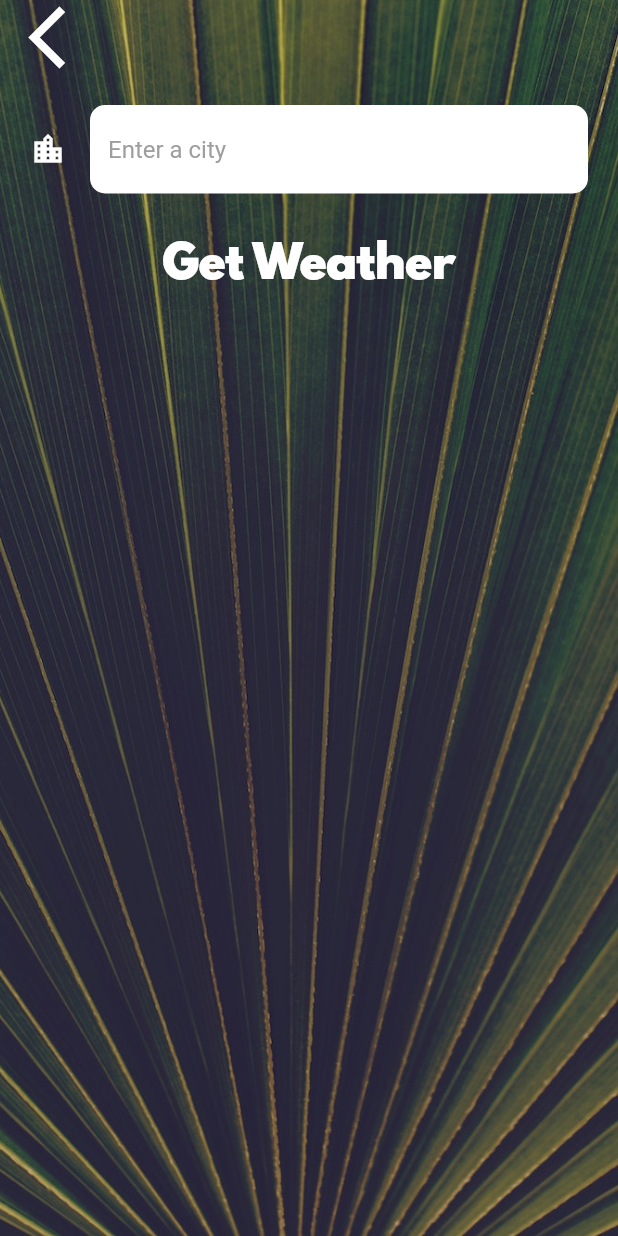
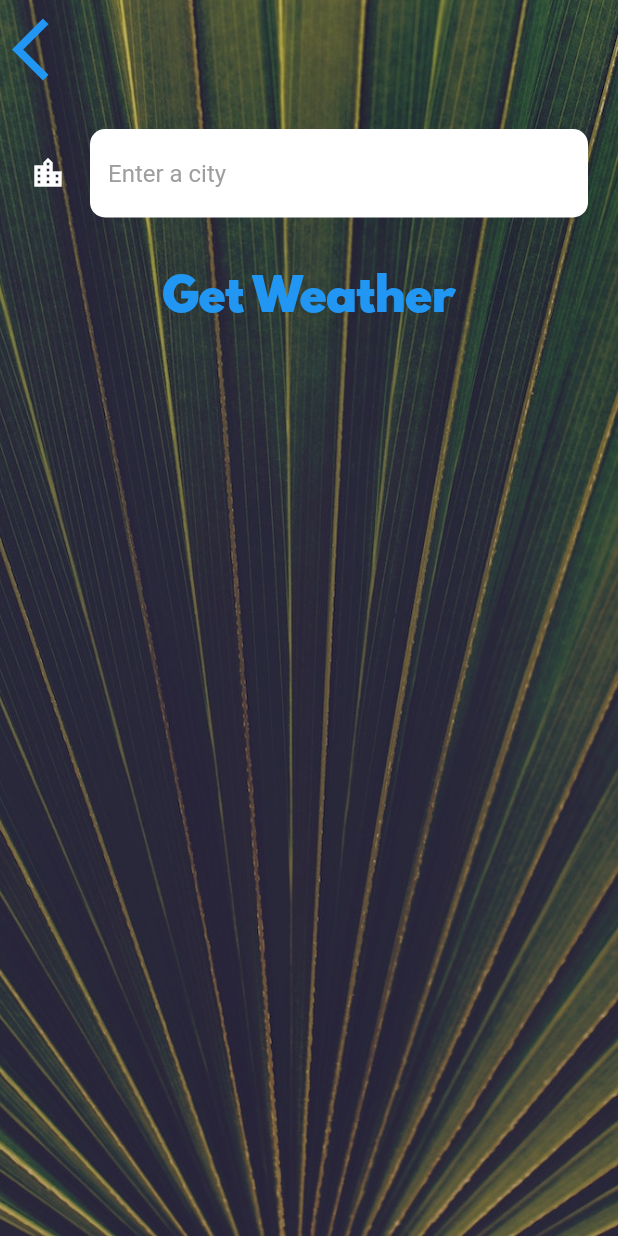
Before and after one commit to TommyGhost/Clima-Flutter, a Flutter app: the CityScreen screen opened directly, on a phone screen of 412 x 824 dp. Run offline on Flutter 3.47's test engine with Material 2 defaults, Android fonts, the phone set to English and light mode, and no system bars; our stand-ins replace flutter_spinkit, geolocator.

Commit message:
updated screens
Signed-off-by: TommyGhost <hanimashauntomisin@gmail.com>

```diff
--- a/clima_flutter_personal/lib/screens/city_screen.dart
+++ b/clima_flutter_personal/lib/screens/city_screen.dart
@@ -25,7 +25,7 @@ class _CityScreenState extends State<CityScreen> {
             children: <Widget>[
               Align(
                 alignment: Alignment.topLeft,
-                child: FlatButton(
+                child: TextButton(
                   onPressed: () {
                     Navigator.pop(context);
                   },
@@ -47,7 +47,7 @@ class _CityScreenState extends State<CityScreen> {
                   decoration: kTextFieldInputDecoration,
                 ),
               ),
-              FlatButton(
+              TextButton(
                 onPressed: () {
                   Navigator.pop(context, cityName);
                 },
--- a/clima_flutter_personal/lib/screens/location_screen.dart
+++ b/clima_flutter_personal/lib/screens/location_screen.dart
@@ -66,7 +66,7 @@ class _LocationScreenState extends State<LocationScreen> {
               Row(
                 mainAxisAlignment: MainAxisAlignment.spaceBetween,
                 children: <Widget>[
-                  FlatButton(
+                  TextButton(
                     onPressed: () async {
                       var weatherData = await weather.getLocationWeather();
                       setState(() {
@@ -78,7 +78,7 @@ class _LocationScreenState extends State<LocationScreen> {
                       size: 50.0,
                     ),
                   ),
-                  FlatButton(
+                  TextButton(
                     onPressed: () async {
                       try {
                         var typedName = await Navigator.push(
--- a/clima_flutter_personal/lib/services/weather.dart
+++ b/clima_flutter_personal/lib/services/weather.dart
@@ -2,7 +2,7 @@ import 'package:clima_flutter_personal/services/location.dart';
 import 'package:clima_flutter_personal/services/networking.dart';
 
 const openWeatherMapURL = 'http://api.openweathermap.org/data/2.5/weather';
-const apiKey = 'ENTER-API-KEY';
+const apiKey = 'f71368aa33d48b5c72bd2454597a2f81';
 
 class WeatherModel {
   Future<dynamic> getCityWeather(String cityName) async {
```
Also changed, not shown: clima_flutter_personal/pubspec.lock.
